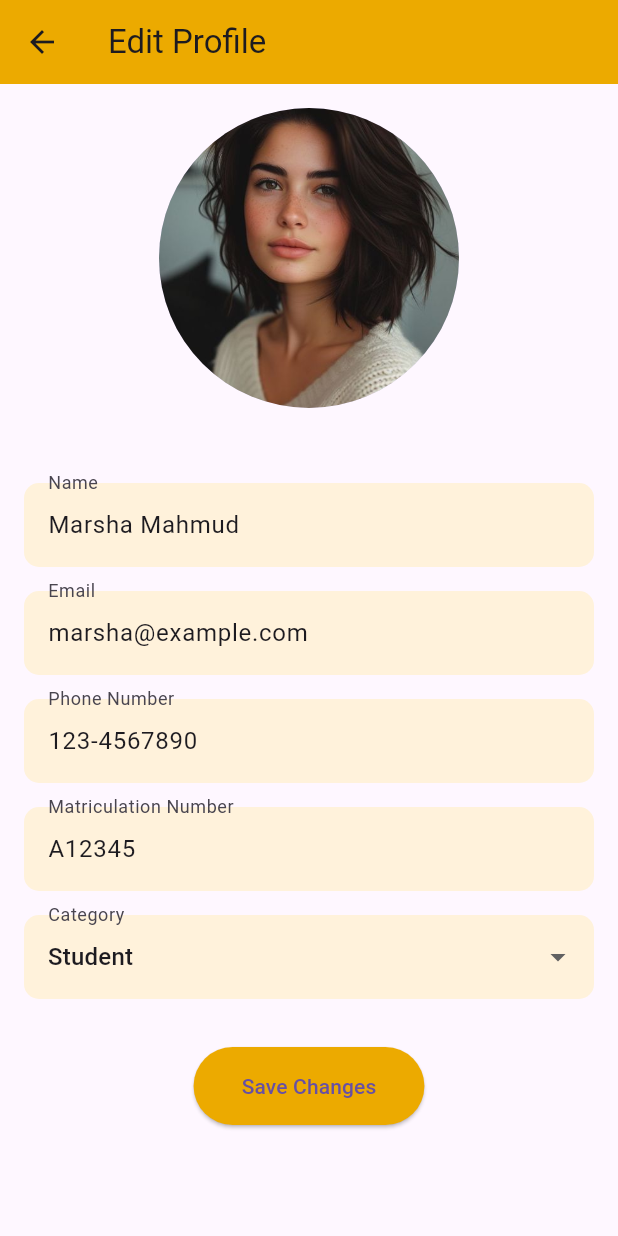
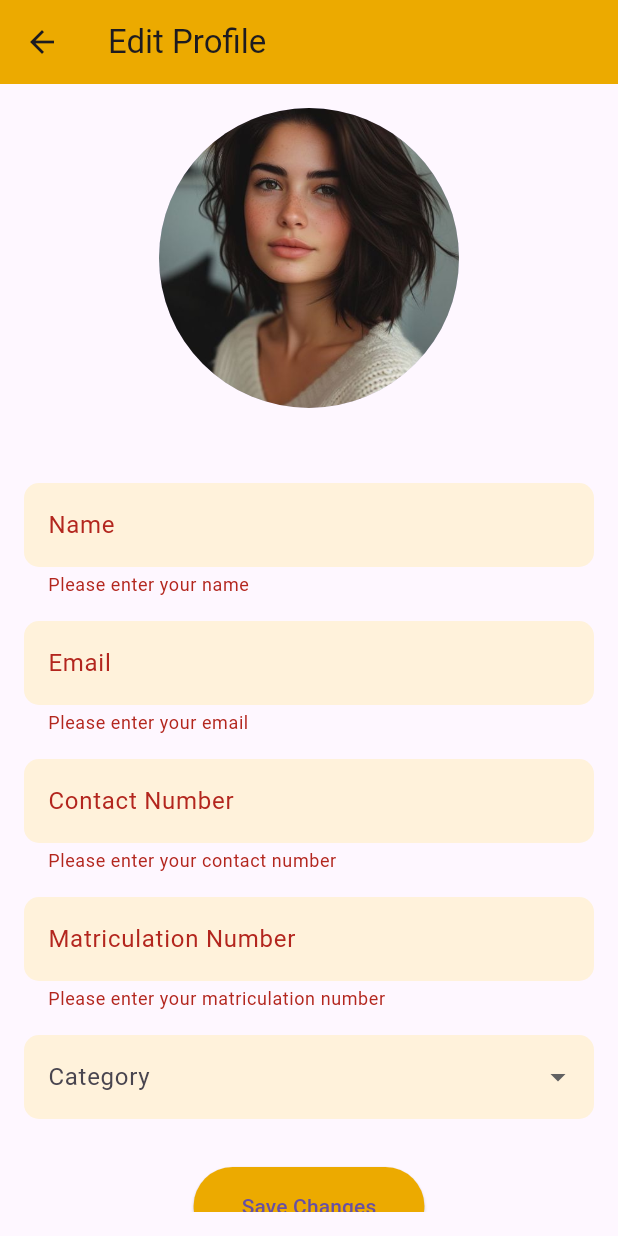
Before and after one commit to nuramirahathirahnazli/ByteBurst, a Flutter app: the EditProfileUser screen opened directly, after a tap on "Save Changes", on a phone screen of 412 x 824 dp. Run offline on Flutter 3.47's test engine with Material 3 defaults, Android fonts, the phone set to English and light mode, and no system bars; our stand-ins replace cloud_firestore, firebase_auth, firebase_core; accounts and stored records are empty.

Commit message:
Edit Profile User Function
Completed the function of edit profile user and can fetch data from database for the user

```diff
--- a/utmfit/lib/main.dart
+++ b/utmfit/lib/main.dart
@@ -28,9 +28,9 @@ class MyApp extends StatelessWidget {
     return const MaterialApp(
       debugShowCheckedModeBanner: false,
       //home: dashboardUser(),
-      //home: EditProfileUser(),
+      home: EditProfileUser(),
       //home: ProfileUser(),
-      home: MyHistoryBooking()
+      //home: MyHistoryBooking()
     );
   }
 }
--- a/utmfit/lib/screens/user/profile/edit_profile.dart
+++ b/utmfit/lib/screens/user/profile/edit_profile.dart
@@ -1,3 +1,5 @@
+import 'package:cloud_firestore/cloud_firestore.dart';
+import 'package:firebase_auth/firebase_auth.dart';
 import 'package:flutter/material.dart';
 import 'package:utmfit/screens/user/profile/profile_user.dart';
 import 'package:utmfit/src/constants/colors.dart';
@@ -6,17 +8,14 @@ class EditProfileUser extends StatefulWidget {
   const EditProfileUser({Key? key}) : super(key: key);
 
   @override
-  _EditProfileUserState createState() => _EditProfileUserState();
+  State<EditProfileUser> createState() => _EditProfileUserState();
 }
 
 class _EditProfileUserState extends State<EditProfileUser> {
-  final _formKey = GlobalKey<FormState>();
-  String _name = 'Marsha Mahmud';
-  String _email = 'marsha@example.com';
-  String _phoneNumber = '123-4567890';
-  String _matricNumber = 'A12345';
-  String _category = 'Student';
-  String _profileImage = 'assets/images/profile_pic.jpg'; // Placeholder for profile image
+  final currentUser = FirebaseAuth.instance.currentUser!;
+  final String _profileImage = 'assets/images/profile_pic.jpg';
+
+  final GlobalKey<FormState> _formKey = GlobalKey<FormState>();
 
   @override
   Widget build(BuildContext context) {
@@ -28,15 +27,24 @@ class _EditProfileUserState extends State<EditProfileUser> {
           onPressed: () {
             Navigator.push(
               context,
-              MaterialPageRoute(builder:(context) => const ProfileUser()),
+              MaterialPageRoute(builder: (context) => const ProfileUser()),
             );
           },
         ),
         title: const Text('Edit Profile'),
       ),
-      body: Stack(
-        children: [
-          Padding(
+      body: StreamBuilder<DocumentSnapshot>(
+        stream: FirebaseFirestore.instance
+            .collection("Users")
+            .doc(currentUser.email)
+            .snapshots(),
+        builder: (context, snapshot) {
+          if (snapshot.hasData) {
+            final userData = snapshot.data!.data() as Map<String, dynamic>;
+
+            return Form(
+              key: _formKey,
+              child: Padding(
                 padding: const EdgeInsets.all(16.0),
                 child: SingleChildScrollView(
                   child: Column(
@@ -49,8 +57,10 @@ class _EditProfileUserState extends State<EditProfileUser> {
                         ),
                       ),
                       const SizedBox(height: 50.0),
+
+                      //text field username
                       TextFormField(
-                    initialValue: _name,
+                        initialValue: userData['username'],
                         decoration: const InputDecoration(
                           labelText: 'Name',
                           filled: true,
@@ -67,12 +77,14 @@ class _EditProfileUserState extends State<EditProfileUser> {
                           return null;
                         },
                         onSaved: (value) {
-                      _name = value!;
+                          userData['username'] = value!;
                         },
                       ),
                       const SizedBox(height: 16.0),
+
+                      //text field email
                       TextFormField(
-                    initialValue: _email,
+                        initialValue: userData['email'],
                         decoration: const InputDecoration(
                           labelText: 'Email',
                           filled: true,
@@ -92,14 +104,16 @@ class _EditProfileUserState extends State<EditProfileUser> {
                           return null;
                         },
                         onSaved: (value) {
-                      _email = value!;
+                          userData['email'] = value!;
                         },
                       ),
                       const SizedBox(height: 16.0),
+
+                      //text field phone number
                       TextFormField(
-                    initialValue: _phoneNumber,
+                        initialValue: userData['contactNumber'],
                         decoration: const InputDecoration(
-                      labelText: 'Phone Number',
+                          labelText: 'Contact Number',
                           filled: true,
                           fillColor: clrUser3,
                           border: OutlineInputBorder(
@@ -109,20 +123,22 @@ class _EditProfileUserState extends State<EditProfileUser> {
                         ),
                         validator: (value) {
                           if (value == null || value.isEmpty) {
-                        return 'Please enter your phone number';
+                            return 'Please enter your contact number';
                           }
-                      if (!RegExp(r'^\d{3}-\d{3}-\d{4}$').hasMatch(value)) {
-                        return 'Please enter a valid phone number in the format xxx-xxxxxxx';
+                          if (!RegExp(r'^\d{3}-\d{7}$').hasMatch(value)) {
+                            return 'Please enter a valid contact number in the format xxx-xxxxxxx';
                           }
                           return null;
                         },
                         onSaved: (value) {
-                      _phoneNumber = value!;
+                          userData['contactNumber'] = value!;
                         },
                       ),
                       const SizedBox(height: 16.0),
+
+                      //text field matric number
                       TextFormField(
-                    initialValue: _matricNumber,
+                        initialValue: userData['matricNumber'],
                         decoration: const InputDecoration(
                           labelText: 'Matriculation Number',
                           filled: true,
@@ -139,12 +155,14 @@ class _EditProfileUserState extends State<EditProfileUser> {
                           return null;
                         },
                         onSaved: (value) {
-                      _matricNumber = value!;
+                          userData['matricNumber'] = value!;
                         },
                       ),
                       const SizedBox(height: 16.0),
+
+                      //field user type
                       DropdownButtonFormField<String>(
-                    value: _category,
+                        value: userData['userType'],
                         decoration: const InputDecoration(
                           labelText: 'Category',
                           filled: true,
@@ -161,7 +179,7 @@ class _EditProfileUserState extends State<EditProfileUser> {
                         ],
                         onChanged: (value) {
                           setState(() {
-                        _category = value!;
+                            userData['userType'] = value!;
                           });
                         },
                       ),
@@ -171,9 +189,7 @@ class _EditProfileUserState extends State<EditProfileUser> {
                           onPressed: () {
                             if (_formKey.currentState!.validate()) {
                               _formKey.currentState!.save();
-                          // Save the updated profile information
-                          // and navigate back to the ProfileUser screen
-                          Navigator.pop(context);
+                              _updateUserProfile(userData);
                             }
                           },
                           style: ElevatedButton.styleFrom(
@@ -187,8 +203,40 @@ class _EditProfileUserState extends State<EditProfileUser> {
                   ),
                 ),
               ),
-        ],
+            );
+          } else if (snapshot.hasError) {
+            return Center(
+              child: Text('Error ${snapshot.error}'),
+            );
+          }
+          return const Center(
+            child: CircularProgressIndicator(),
+          );
+        },
       ),
     );
   }
+
+  void _updateUserProfile(Map<String, dynamic> userData) async {
+  try {
+    await FirebaseFirestore.instance
+        .collection("Users")
+        .doc(currentUser.email)
+        .update(userData);
+    ScaffoldMessenger.of(context).showSnackBar(
+      const SnackBar(content: Text('Profile updated successfully')),
+    );
+    Navigator.pushReplacement(
+      context,
+      MaterialPageRoute(builder: (context) => const ProfileUser()),
+    ); // Navigate back to profile screen
+  } catch (e) {
+    ScaffoldMessenger.of(context).showSnackBar(
+      const SnackBar(content: Text('Failed to update profile')),
+    );
+    print('Failed to update profile: $e');
   }
+}
+
+
+}
```
Also changed, not shown: utmfit/lib/screens/user/Auth/signup_user.dart (+27 -4 lines), utmfit/lib/screens/user/profile/profile_user.dart (+37 -7 lines). Lines whose indentation alone changed are shown as unchanged.
